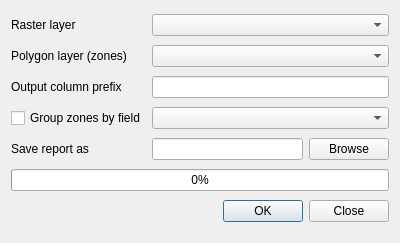
Before: the Qt Designer form zstatsdialogbase.ui in nextgis/qgis_zonalstats, drawn with Qt 5.
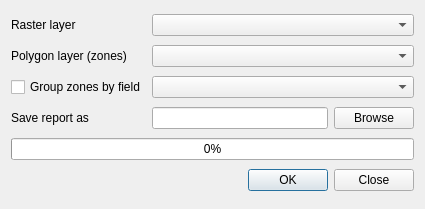
After: the same form once the commit is applied.

Commit message: set statistics fields prefix in code implemented report generation when grouping enabled

```diff
--- a/zstatsdialogbase.ui
+++ b/zstatsdialogbase.ui
@@ -6,8 +6,8 @@
    <rect>
     <x>0</x>
     <y>0</y>
-    <width>400</width>
-    <height>243</height>
+    <width>425</width>
+    <height>209</height>
    </rect>
   </property>
   <property name="windowTitle">
@@ -32,7 +32,7 @@
     </widget>
    </item>
    <item row="1" column="0">
-    <widget class="QLabel" name="label_2">
+    <widget class="QLabel" name="label_1">
      <property name="text">
       <string>Polygon layer (zones)</string>
      </property>
@@ -49,23 +49,13 @@
     </widget>
    </item>
    <item row="2" column="0">
-    <widget class="QLabel" name="label_3">
-     <property name="text">
-      <string>Output column prefix</string>
-     </property>
-    </widget>
-   </item>
-   <item row="2" column="1">
-    <widget class="QLineEdit" name="leColumnPrefix"/>
-   </item>
-   <item row="3" column="0">
     <widget class="QCheckBox" name="chkGroupZones">
      <property name="text">
       <string>Group zones by field</string>
      </property>
     </widget>
    </item>
-   <item row="3" column="1">
+   <item row="2" column="1">
     <widget class="QComboBox" name="cmbGroupField">
      <property name="sizePolicy">
       <sizepolicy hsizetype="Expanding" vsizetype="Fixed">
@@ -75,14 +65,14 @@
      </property>
     </widget>
    </item>
-   <item row="4" column="0">
-    <widget class="QLabel" name="label_4">
+   <item row="3" column="0">
+    <widget class="QLabel" name="label_2">
      <property name="text">
       <string>Save report as</string>
      </property>
     </widget>
    </item>
-   <item row="4" column="1">
+   <item row="3" column="1">
     <layout class="QHBoxLayout" name="horizontalLayout">
      <item>
       <widget class="QLineEdit" name="leReportFile"/>
@@ -96,14 +86,14 @@
      </item>
     </layout>
    </item>
-   <item row="5" column="0" colspan="2">
+   <item row="4" column="0" colspan="2">
     <widget class="QProgressBar" name="progressBar">
      <property name="value">
       <number>0</number>
      </property>
     </widget>
    </item>
-   <item row="6" column="0" colspan="2">
+   <item row="5" column="0" colspan="2">
     <widget class="QDialogButtonBox" name="buttonBox">
      <property name="orientation">
       <enum>Qt::Horizontal</enum>
```
The commit also changes 2 other files.
